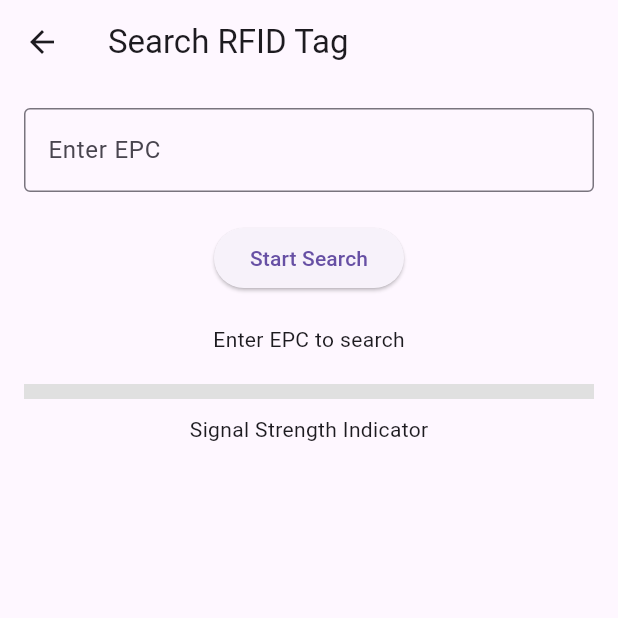
After one commit to kartik040404/rfid_may, a Flutter app: the HomePage screen opened directly, after a tap on "Search RFID", on a phone screen of 412 x 824 dp, the top half of it. The commit adds this screen. Run offline on Flutter 3.47's test engine with Material 3 defaults, Android fonts, the phone set to English and light mode, and no system bars; our stand-ins replace flutter_svg.

Commit message:
Single RFID Searching Done

```diff
--- a/lib/RFIDPlugin.dart
+++ b/lib/RFIDPlugin.dart
@@ -45,4 +45,29 @@ class RFIDPlugin {
   static Future<void> releaseRFID() async {
     return await _channel.invokeMethod('releaseRFID');
   }
+  static Future<bool> startSearchTag(String epc, Function(String epc) onTagFound) async {
+    _eventChannel.receiveBroadcastStream().listen((dynamic scannedEpc) {
+      if (scannedEpc is String && scannedEpc.toLowerCase() == epc.toLowerCase()) {
+        onTagFound(scannedEpc);
+      }
+    });
+
+    try {
+      final bool started = await _channel.invokeMethod('startSearchForTag', {'epc': epc});
+      return started;
+    } catch (e) {
+      print('Error starting search: $e');
+      return false;
+    }
+  }
+
+  static Future<void> stopSearchTag() async {
+    try {
+      await _channel.invokeMethod('stopSearchForTag');
+    } catch (e) {
+      print('Error stopping search: $e');
+    }
+  }
+
+
 }
--- /dev/null
+++ b/lib/SearchTagPage.dart
@@ -0,0 +1,99 @@
+import 'package:flutter/material.dart';
+import '../../RFIDPlugin.dart';
+
+class SearchTagPage extends StatefulWidget {
+  const SearchTagPage({super.key});
+
+  @override
+  State<SearchTagPage> createState() => _SearchTagPageState();
+}
+
+class _SearchTagPageState extends State<SearchTagPage> {
+  final TextEditingController _epcController = TextEditingController();
+  String status = 'Enter EPC to search';
+  bool isSearching = false;
+
+  double signalStrength = 0.0;
+
+  void startSearch() async {
+    final epc = _epcController.text.trim();
+    if (epc.isEmpty) {
+      setState(() {
+        status = 'EPC cannot be empty';
+      });
+      return;
+    }
+
+    setState(() {
+      isSearching = true;
+      status = 'Searching for $epc...';
+    });
+
+    final started = await RFIDPlugin.startSearchTag(epc, (matchedEpc) {
+      setState(() {
+        status = 'Tag Found: $matchedEpc';
+        signalStrength = 1.0;
+      });
+    });
+
+    if (!started) {
+      setState(() {
+        isSearching = false;
+        status = 'Failed to start search';
+      });
+    }
+  }
+
+  void stopSearch() async {
+    await RFIDPlugin.stopSearchTag();
+    setState(() {
+      isSearching = false;
+      status = 'Search stopped';
+      signalStrength = 0.0;
+    });
+  }
+
+  @override
+  void dispose() {
+    _epcController.dispose();
+    stopSearch();
+    super.dispose();
+  }
+
+  @override
+  Widget build(BuildContext context) {
+    return Scaffold(
+      appBar: AppBar(title: const Text("Search RFID Tag")),
+      body: Padding(
+        padding: const EdgeInsets.all(16.0),
+        child: Column(
+          children: [
+            TextField(
+              controller: _epcController,
+              decoration: const InputDecoration(
+                labelText: "Enter EPC",
+                border: OutlineInputBorder(),
+              ),
+            ),
+            const SizedBox(height: 20),
+            ElevatedButton(
+              onPressed: isSearching ? stopSearch : startSearch,
+              child: Text(isSearching ? "Stop Search" : "Start Search"),
+            ),
+            const SizedBox(height: 20),
+            Text(status),
+            const SizedBox(height: 20),
+            LinearProgressIndicator(
+              value: signalStrength,
+              minHeight: 10,
+              backgroundColor: Colors.grey[300],
+              color: Colors.green,
+            ),
+            const SizedBox(height: 10),
+            const Text("Signal Strength Indicator"),
+          ],
+        ),
+      ),
+    );
+  }
+}
--- a/lib/ui/screens/results_screen.dart
+++ b/lib/ui/screens/results_screen.dart
@@ -1,5 +1,6 @@
 import 'package:flutter/material.dart';
 import '../../RFIDPlugin.dart';
+import '../../SearchTagPage.dart';
 import '../../services/rfid_service.dart';
 import '../widgets/custom_button.dart';
 import '../widgets/custom_text_field.dart';
@@ -171,6 +172,18 @@ class _HomePageState extends State<HomePage> {
                   value: '${distance.toStringAsFixed(2)} m',
                 ),
                 const SizedBox(height: 20),
+                CustomButton(
+                  text: 'Search RFID',
+                  icon: Icons.search,
+                  onPressed: () {
+                    Navigator.push(
+                      context,
+                      MaterialPageRoute(builder: (context) => SearchTagPage()),
+                    );
+                  },
+                ),
+
+                const SizedBox(height: 20),
                 Row(
                   children: [
                     Expanded(
--- a/pubspec.yaml
+++ b/pubspec.yaml
@@ -14,6 +14,7 @@ dependencies:
   cupertino_icons: ^1.0.8
   flutter_svg: ^1.0.3
   http: ^1.4.0
+  flutter_typeahead: ^5.2.0
 
 dev_dependencies:
   flutter_test:
@@ -27,6 +28,7 @@ flutter:
 
   assets:
     - assets/worker.png
+    - assets/images/
     - assets/user.svg
     - assets/Z.jpg
   fonts:
```
Also changed, not shown: pubspec.lock, 3 other files.
